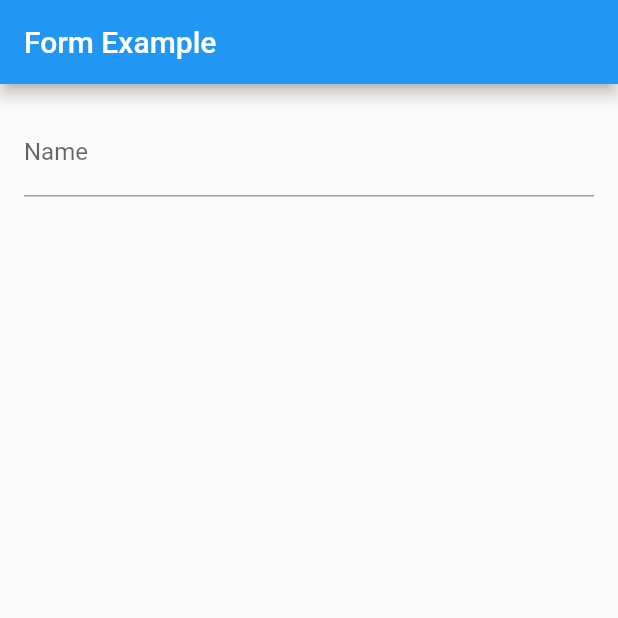
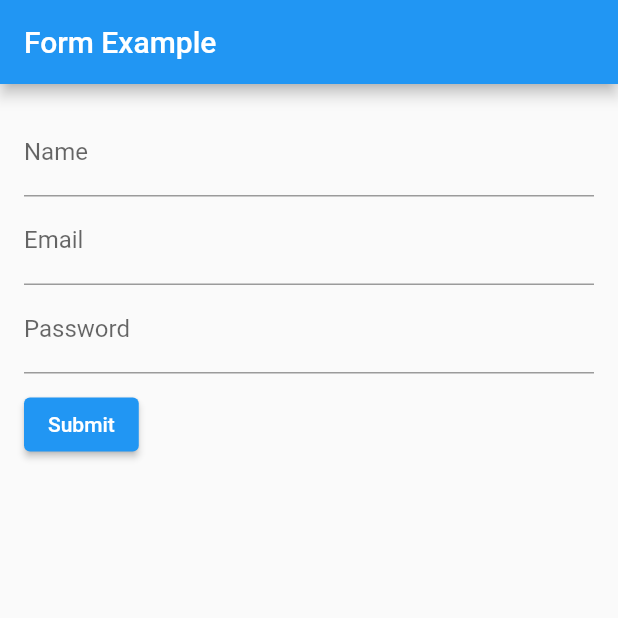
Before and after one commit to KangHuiSoo/repo, a Flutter app: the screen it shows after launch, on a phone screen of 412 x 824 dp, the top half of it. Run offline on Flutter 3.47's test engine with Material 2 defaults, Android fonts, the phone set to English and light mode, and no system bars; our stand-ins replace bloc, equatable, flutter_bloc, get, image_picker, rxdart and 1 more.

Commit message:
다중 Form, submit 처리

```diff
--- a/flutter/form/lib/main.dart
+++ b/flutter/form/lib/main.dart
@@ -14,6 +14,22 @@ class MyApp extends StatefulWidget {
 class _MyAppState extends State<MyApp> {
   final _formKey = GlobalKey<FormState>();
   String _name = '';
+  String _email = '';
+  String _password = '';
+  String _errorMessage = '';
+
+  void submitForm() {
+    if (_formKey.currentState!.validate()) {
+      _formKey.currentState!.save();
+      setState(() {
+        _errorMessage = '';
+      });
+    } else {
+      setState(() {
+        _errorMessage = 'Please fill all fields';
+      });
+    }
+  }
 
   @override
   Widget build(BuildContext context) {
@@ -41,7 +57,40 @@ class _MyAppState extends State<MyApp> {
                     onSaved: (value) {
                       _name = value!;
                     },
-                  )
+                  ),
+                  TextFormField(
+                    decoration: InputDecoration(labelText: 'Email'),
+                    validator: (value) {
+                      if (value == null || value.isEmpty) {
+                        return 'Please enter your email';
+                      }
+                      return null; // 유효성검사 통과시 null을 리턴
+                    },
+                    onSaved: (value) {
+                      _email = value!;
+                    },
+                  ),
+                  TextFormField(
+                    decoration: InputDecoration(labelText: 'Password'),
+                    validator: (value) {
+                      if (value == null || value.isEmpty) {
+                        return 'Please enter your password';
+                      }
+                      return null; // 유효성검사 통과시 null을 리턴
+                    },
+                    onSaved: (value) {
+                      _password = value!;
+                    },
+                  ),
+                  SizedBox(height: 10.0),
+                  ElevatedButton(
+                    onPressed: submitForm,
+                    child: Text('Submit'),
+                  ),
+                  Text(
+                    '$_errorMessage',
+                    style: TextStyle(color: Colors.red),
+                  ),
                 ],
               )),
         ),
```
